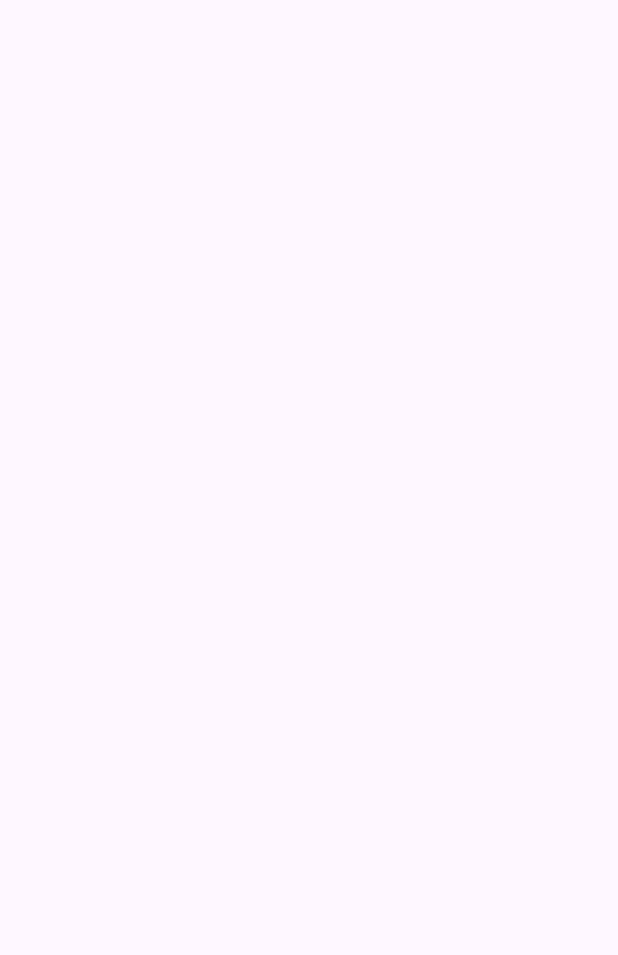
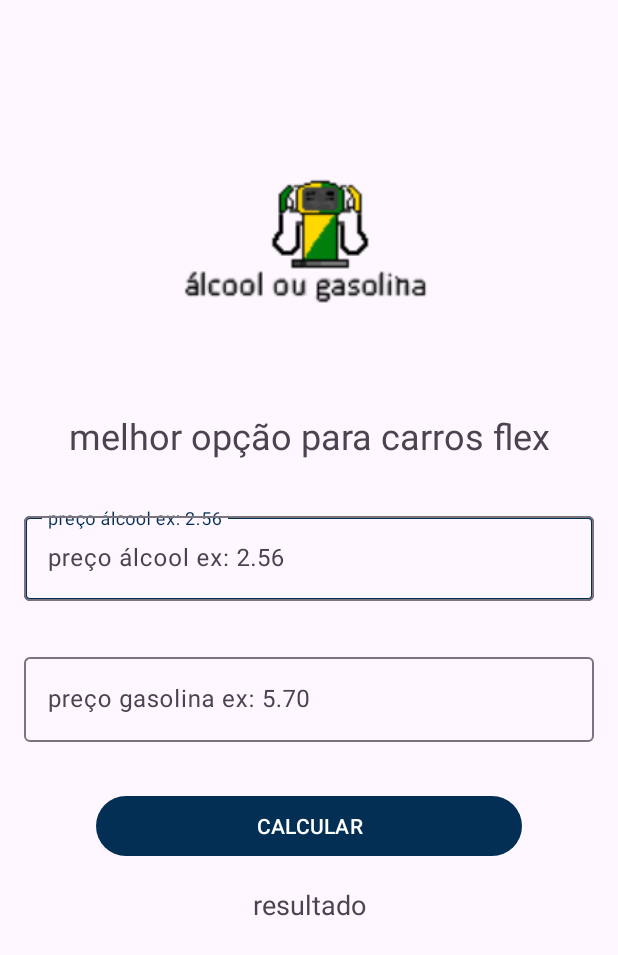
Before and after one commit to MatusMoura2/App-Alcool-ou-Gasolina-Kotlin, an Android app: the screen it shows after launch (MainActivity), on a phone screen of 412 x 824 dp. Before the commit the part shown is empty. Shown: the top 955 px of the screen. Run offline under Robolectric (Android 15) with nearby library versions, the phone set to English and light mode, and no system bars.

Commit message:
iniciando design

```diff
--- a/app/src/main/res/layout/activity_main.xml
+++ b/app/src/main/res/layout/activity_main.xml
@@ -4,4 +4,110 @@
     xmlns:tools="http://schemas.android.com/tools"
     android:layout_width="match_parent"
     android:layout_height="match_parent"
-    tools:context=".MainActivity"/>
+    tools:context=".MainActivity">
+
+    <com.google.android.material.textfield.TextInputLayout
+        android:id="@+id/textInputLayout"
+        android:layout_width="0dp"
+        android:layout_height="wrap_content"
+        android:layout_marginStart="16dp"
+        android:layout_marginTop="32dp"
+        android:layout_marginEnd="16dp"
+        app:layout_constraintEnd_toEndOf="parent"
+        app:layout_constraintStart_toStartOf="parent"
+        app:layout_constraintTop_toBottomOf="@+id/textView2">
+
+        <com.google.android.material.textfield.TextInputEditText
+            android:layout_width="match_parent"
+            android:layout_height="wrap_content"
+            android:hint="preço álcool ex: 2.56" />
+    </com.google.android.material.textfield.TextInputLayout>
+
+    <ImageView
+        android:id="@+id/imageView2"
+        android:layout_width="0dp"
+        android:layout_height="158dp"
+        android:layout_marginStart="80dp"
+        android:layout_marginTop="84dp"
+        android:layout_marginEnd="10dp"
+        app:layout_constraintEnd_toEndOf="parent"
+        app:layout_constraintHorizontal_bias="1.0"
+        app:layout_constraintStart_toStartOf="parent"
+        app:layout_constraintTop_toTopOf="parent"
+        app:srcCompat="@drawable/alcoolougasolina" />
+
+    <TextView
+        android:id="@+id/textView2"
+        android:layout_width="0dp"
+        android:layout_height="wrap_content"
+        android:layout_marginStart="16dp"
+        android:layout_marginTop="32dp"
+        android:layout_marginEnd="16dp"
+        android:text="     melhor opção para carros flex"
+        android:textSize="24sp"
+        app:layout_constraintEnd_toEndOf="parent"
+        app:layout_constraintStart_toStartOf="parent"
+        app:layout_constraintTop_toBottomOf="@+id/imageView2" />
+
+    <com.google.android.material.textfield.TextInputLayout
+        android:layout_width="0dp"
+        android:layout_height="wrap_content"
+        android:layout_marginStart="16dp"
+        android:layout_marginTop="32dp"
+        android:layout_marginEnd="16dp"
+        app:layout_constraintEnd_toEndOf="parent"
+        app:layout_constraintStart_toStartOf="parent"
+        app:layout_constraintTop_toBottomOf="@+id/textView2">
+
+        <com.google.android.material.textfield.TextInputEditText
+            android:layout_width="match_parent"
+            android:layout_height="wrap_content"
+            android:hint="preço álcool ex: 2.56" />
+    </com.google.android.material.textfield.TextInputLayout>
+
+    <com.google.android.material.textfield.TextInputLayout
+        android:id="@+id/textInputLayout2"
+        android:layout_width="0dp"
+        android:layout_height="wrap_content"
+        android:layout_marginStart="16dp"
+        android:layout_marginTop="32dp"
+        android:layout_marginEnd="16dp"
+        app:layout_constraintEnd_toEndOf="parent"
+        app:layout_constraintStart_toStartOf="parent"
+        app:layout_constraintTop_toBottomOf="@+id/textInputLayout">
+
+        <com.google.android.material.textfield.TextInputEditText
+            android:layout_width="match_parent"
+            android:layout_height="wrap_content"
+            android:hint="preço gasolina ex: 5.70" />
+    </com.google.android.material.textfield.TextInputLayout>
+
+    <Button
+        android:id="@+id/button"
+        android:layout_width="0dp"
+        android:layout_height="wrap_content"
+        android:layout_marginStart="64dp"
+        android:layout_marginTop="32dp"
+        android:layout_marginEnd="64dp"
+        android:text="CALCULAR"
+        android:textColorHighlight="#022F53"
+        android:textColorLink="#03A9F4"
+        app:layout_constraintEnd_toEndOf="parent"
+        app:layout_constraintStart_toStartOf="parent"
+        app:layout_constraintTop_toBottomOf="@+id/textInputLayout2" />
+
+    <TextView
+        android:id="@+id/textView3"
+        android:layout_width="0dp"
+        android:layout_height="wrap_content"
+        android:layout_marginStart="32dp"
+        android:layout_marginTop="16dp"
+        android:layout_marginEnd="32dp"
+        android:gravity="center_horizontal"
+        android:text="resultado"
+        android:textSize="18dp"
+        app:layout_constraintEnd_toEndOf="parent"
+        app:layout_constraintStart_toStartOf="parent"
+        app:layout_constraintTop_toBottomOf="@+id/button" />
+
+</androidx.constraintlayout.widget.ConstraintLayout>
--- a/app/src/main/res/values-night/themes.xml
+++ b/app/src/main/res/values-night/themes.xml
@@ -2,6 +2,6 @@
     <!-- Base application theme. -->
     <style name="Base.Theme.AlcoolOuGasolina" parent="Theme.Material3.DayNight.NoActionBar">
         <!-- Customize your dark theme here. -->
-        <!-- <item name="colorPrimary">@color/my_dark_primary</item> -->
+        <item name="colorPrimary">#022F53</item>
     </style>
 </resources>
--- a/app/src/main/res/values/themes.xml
+++ b/app/src/main/res/values/themes.xml
@@ -2,7 +2,7 @@
     <!-- Base application theme. -->
     <style name="Base.Theme.AlcoolOuGasolina" parent="Theme.Material3.DayNight.NoActionBar">
         <!-- Customize your light theme here. -->
-        <!-- <item name="colorPrimary">@color/my_light_primary</item> -->
+        <item name="colorPrimary">#022F53</item>
     </style>
 
     <style name="Theme.AlcoolOuGasolina" parent="Base.Theme.AlcoolOuGasolina" />
```
Also changed, not shown: app/src/main/res/drawable/alcoolougasolina.png (added).
